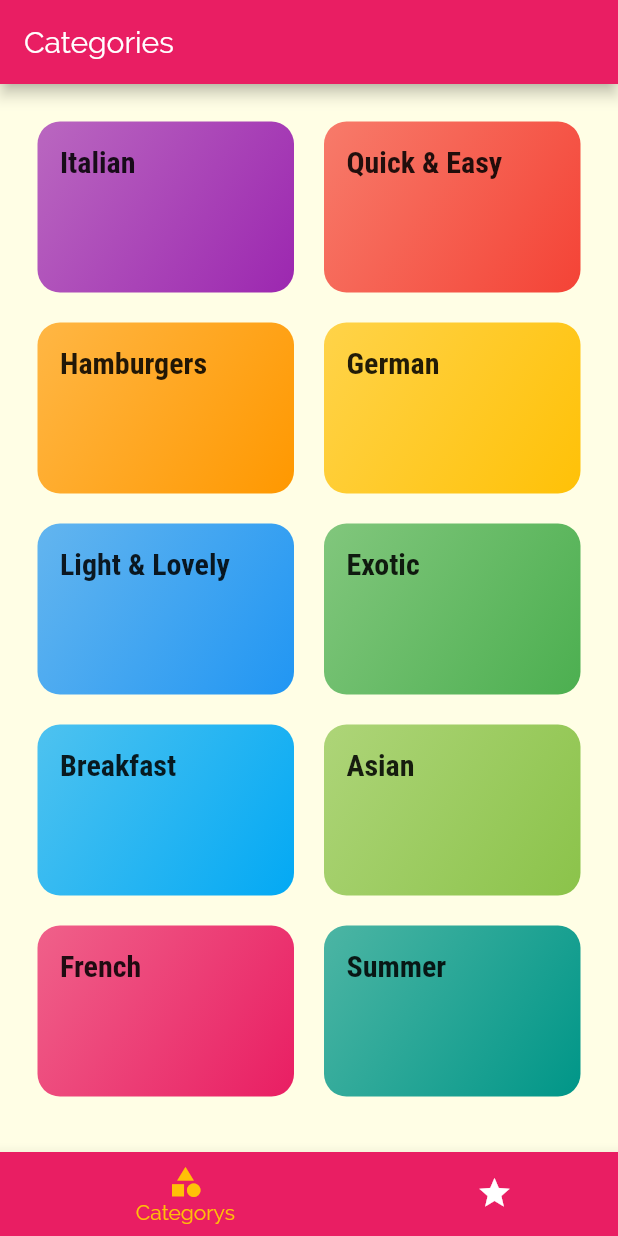
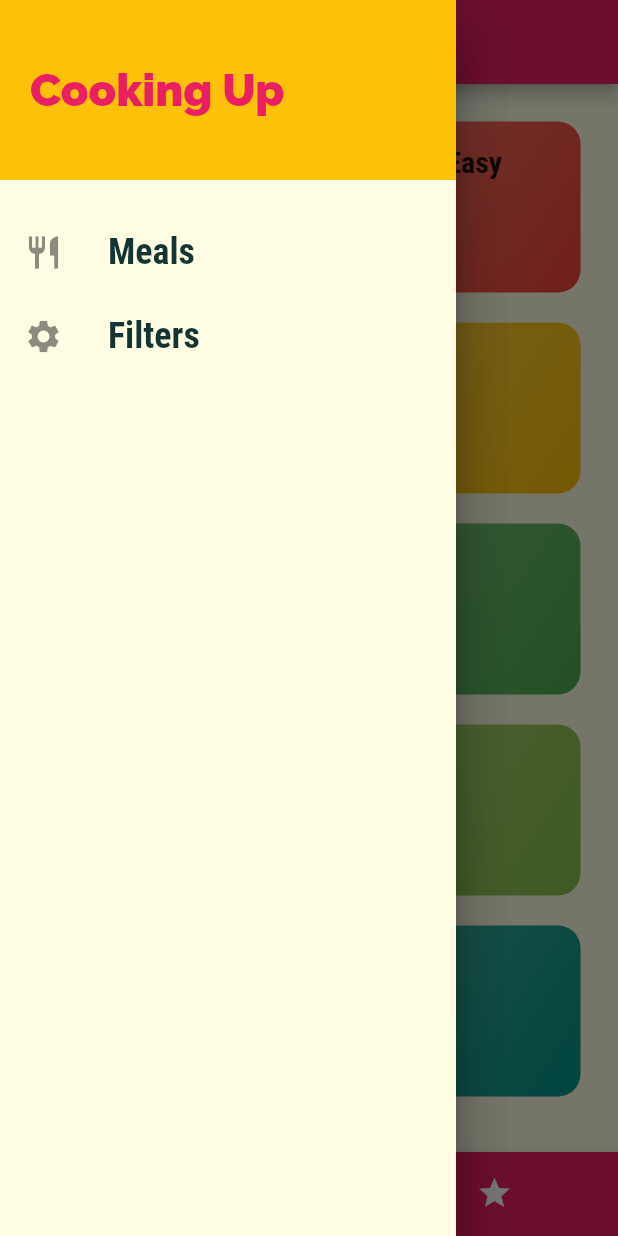
Before and after one commit to ShariyarAbeer/meal_categories, a Flutter app: the screen it shows after launch, with the side drawer open (before the commit the screen has no drawer), on a phone screen of 412 x 824 dp. Run offline on Flutter 3.47's test engine with Material 2 defaults, Android fonts, the phone set to English and light mode, and no system bars.

Commit message:
drawer done and back pop done

```diff
--- a/lib/main.dart
+++ b/lib/main.dart
@@ -1,4 +1,5 @@
 import 'package:flutter/material.dart';
+import './screens/filters_screen.dart';
 import './error_page.dart';
 import './screens/meal_detail_screen.dart';
 //import './screens/categories_screen.dart';
@@ -39,6 +40,7 @@ class MyApp extends StatelessWidget {
         CategoriesSelectScreen.routeName: (cxt) => CategoriesSelectScreen(),
         MealDetailScreen.routeName: (cxt) => MealDetailScreen(),
         ErrorPage.routeName: (cxt) => ErrorPage(),
+        FiltersScreen.routeName: (ctx) => FiltersScreen(),
       },
 
       onUnknownRoute: (settings) {
--- a/lib/screens/meal_detail_screen.dart
+++ b/lib/screens/meal_detail_screen.dart
@@ -95,6 +95,12 @@ class MealDetailScreen extends StatelessWidget {
           ],
         ),
       ),
+      floatingActionButton: FloatingActionButton(
+        onPressed: () {
+          Navigator.of(context).pop();
+        },
+        child: Icon(Icons.arrow_back_ios),
+      ),
     );
   }
 }
--- a/lib/screens/tab_screen.dart
+++ b/lib/screens/tab_screen.dart
@@ -1,4 +1,5 @@
 import 'package:flutter/material.dart';
+import '../widgets/main_drawer.dart';
 import './categories_screen.dart';
 import './favorites_screen.dart';
 
@@ -43,6 +44,9 @@ class _TabScreenState extends State<TabScreen> {
           _pages[_selectedPageIndex]["title"],
         ),
       ),
+      drawer: Drawer(
+        child: MainDrawer(),
+      ),
       body: _pages[_selectedPageIndex]["page"],
       bottomNavigationBar: BottomNavigationBar(
         onTap: _selectPage,
--- /dev/null
+++ b/lib/widgets/main_drawer.dart
@@ -0,0 +1,65 @@
+import 'package:flutter/material.dart';
+import '../screens/filters_screen.dart';
+
+class MainDrawer extends StatelessWidget {
+  Widget buildListTitle(String title, IconData icon, Function tabHandler) {
+    return ListTile(
+      leading: Icon(
+        icon,
+        size: 26,
+      ),
+      title: Text(
+        title,
+        style: TextStyle(
+          fontFamily: "RobotoCondensed",
+          fontSize: 24,
+          fontWeight: FontWeight.bold,
+        ),
+      ),
+      onTap: tabHandler,
+    );
+  }
+
+  @override
+  Widget build(BuildContext context) {
+    return Drawer(
+      child: Column(
+        children: <Widget>[
+          Container(
+            height: 120,
+            width: double.infinity,
+            padding: EdgeInsets.all(20),
+            alignment: Alignment.centerLeft,
+            color: Theme.of(context).accentColor,
+            child: Text(
+              "Cooking Up",
+              style: TextStyle(
+                fontWeight: FontWeight.w900,
+                fontSize: 30,
+                color: Theme.of(context).primaryColor,
+              ),
+            ),
+          ),
+          SizedBox(
+            height: 20,
+          ),
+          buildListTitle(
+            "Meals",
+            Icons.restaurant,
+            () {
+              Navigator.of(context).pushReplacementNamed("/");
+            },
+          ),
+          buildListTitle(
+            "Filters",
+            Icons.settings,
+            () {
+              Navigator.of(context)
+                  .pushReplacementNamed(FiltersScreen.routeName);
+            },
+          )
+        ],
+      ),
+    );
+  }
+}
```
Also changed, not shown: lib/screens/filters_screen.dart (added, +19 -0 lines).
